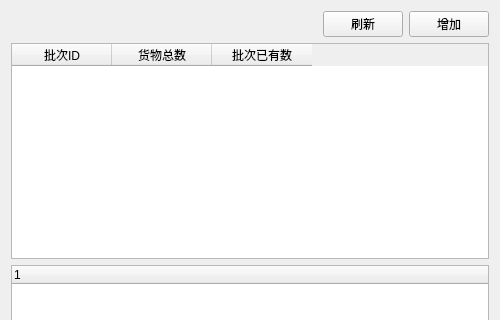
Qt form viewbatch.ui (kangwenyun/batch_acquisition_system_qt_before) before a commit; both pictures show x 0 to 500 and y 0 to 320 of the 500 by 500 pixel window.
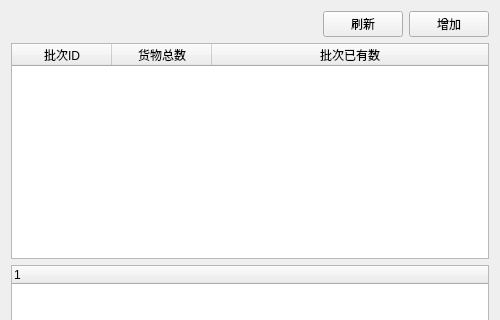
The same form after that commit.

Patch:
```diff
--- a/viewbatch.ui
+++ b/viewbatch.ui
@@ -69,6 +69,9 @@
         </size>
        </property>
        <attribute name="horizontalHeaderStretchLastSection">
+        <bool>true</bool>
+       </attribute>
+       <attribute name="verticalHeaderVisible">
         <bool>false</bool>
        </attribute>
        <column>
```
Left out of the diff: 6 changed lines with no effect on the pictures.
